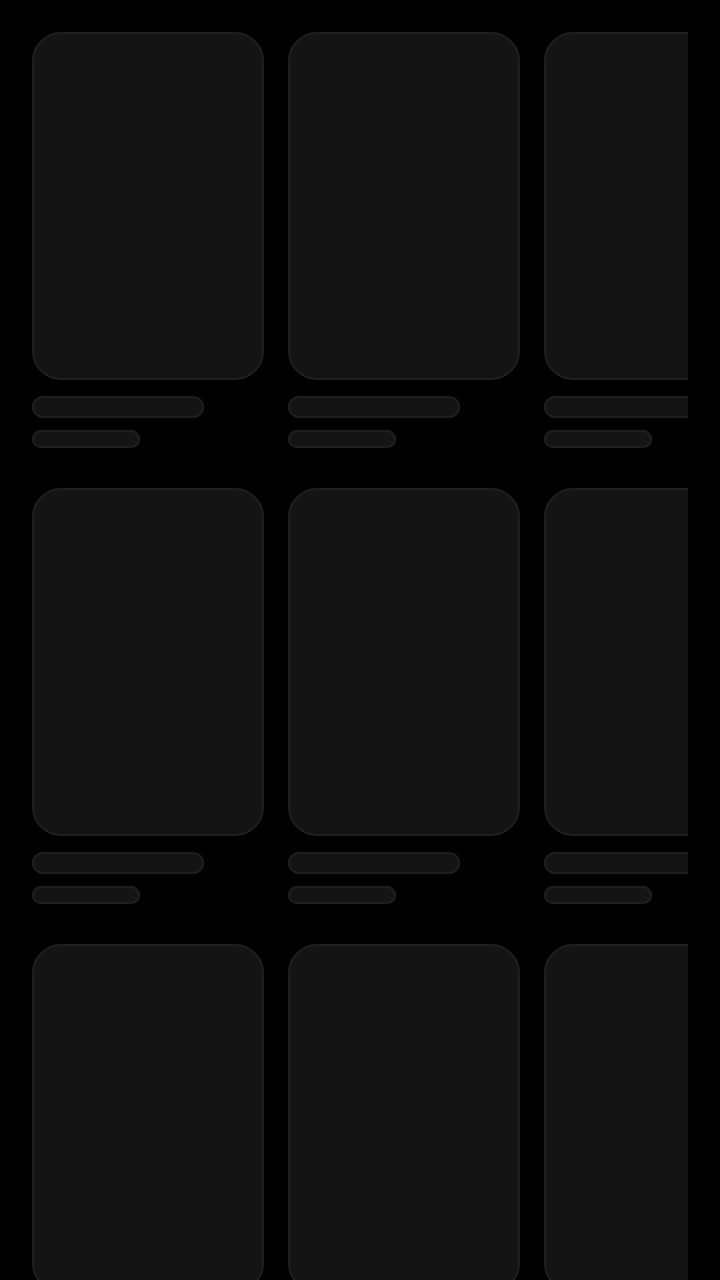
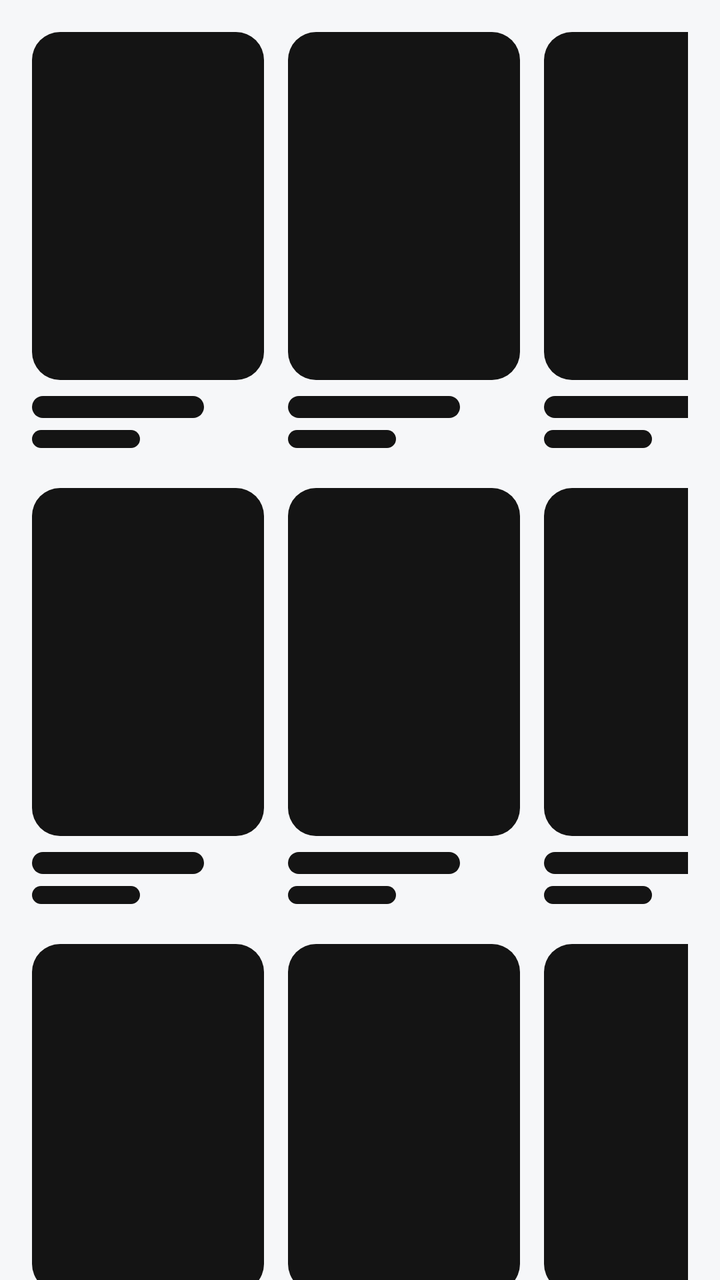

Two renders of the same Android screen: before a commit and after it. Below are the layout's source before the change and the commit's diff.
<!-- AndroidManifest.xml: application theme Theme.Filigram -->
<!-- res/layout/view_skeleton_grid.xml -->
<?xml version="1.0" encoding="utf-8"?>
<LinearLayout xmlns:android="http://schemas.android.com/apk/res/android"
    android:layout_width="match_parent"
    android:layout_height="match_parent"
    android:background="@color/black"
    android:gravity="center_horizontal"
    android:orientation="vertical"
    android:paddingStart="16dp"
    android:paddingTop="16dp"
    android:paddingEnd="16dp">

    <LinearLayout
        android:layout_width="wrap_content"
        android:layout_height="wrap_content"
        android:orientation="horizontal">

        <include layout="@layout/view_skeleton_card" />

        <include layout="@layout/view_skeleton_card" />

        <include layout="@layout/view_skeleton_card" />
    </LinearLayout>

    <LinearLayout
        android:layout_width="wrap_content"
        android:layout_height="wrap_content"
        android:layout_marginTop="20dp"
        android:orientation="horizontal">

        <include layout="@layout/view_skeleton_card" />

        <include layout="@layout/view_skeleton_card" />

        <include layout="@layout/view_skeleton_card" />
    </LinearLayout>

    <LinearLayout
        android:layout_width="wrap_content"
        android:layout_height="wrap_content"
        android:layout_marginTop="20dp"
        android:orientation="horizontal">

        <include layout="@layout/view_skeleton_card" />

        <include layout="@layout/view_skeleton_card" />

        <include layout="@layout/view_skeleton_card" />
    </LinearLayout>
</LinearLayout>
<!-- res/layout/view_skeleton_card.xml (included above) -->
<?xml version="1.0" encoding="utf-8"?>
<LinearLayout xmlns:android="http://schemas.android.com/apk/res/android"
    android:layout_width="116dp"
    android:layout_height="wrap_content"
    android:layout_marginEnd="12dp"
    android:orientation="vertical">

    <View
        android:layout_width="match_parent"
        android:layout_height="174dp"
        android:background="@drawable/bg_skeleton" />

    <View
        android:layout_width="86dp"
        android:layout_height="11dp"
        android:layout_marginTop="8dp"
        android:background="@drawable/bg_skeleton" />

    <View
        android:layout_width="54dp"
        android:layout_height="9dp"
        android:layout_marginTop="6dp"
        android:background="@drawable/bg_skeleton" />
</LinearLayout>
<!-- resources referenced by this layout -->
<resources>
  <color name="black">#000000</color>
  <!-- drawable bg_skeleton (drawable) -->
  <?xml version="1.0" encoding="utf-8"?>
  <shape xmlns:android="http://schemas.android.com/apk/res/android"
      android:shape="rectangle">
      <solid android:color="#141414" />
      <corners android:radius="14dp" />
      <stroke
          android:width="1dp"
          android:color="#1F1F1F" />
  </shape>
  <style name="Theme.Filigram" parent="Theme.Material3.DayNight.NoActionBar">
          <item name="colorPrimary">@color/gold</item>
          <item name="colorOnPrimary">@color/black</item>
          <item name="colorSurface">@color/black</item>
          <item name="colorOnSurface">#FFFFFF</item>
          <item name="colorSurfaceVariant">#1C1E22</item>
          <item name="colorOnSurfaceVariant">#B0B3B8</item>
          <item name="colorOutline">#2E3238</item>
          <item name="colorOutlineVariant">#1E2226</item>
          <item name="android:statusBarColor">@color/black</item>
          <item name="android:navigationBarColor">@color/black</item>
          <item name="android:windowBackground">@color/black</item>
          <item name="android:windowLightStatusBar">false</item>
          <item name="fontFamily">@font/yekan_bakh_regular</item>
          <item name="android:fontFamily">@font/yekan_bakh_regular</item>
  
          <item name="android:windowAnimationStyle">@style/Anim.Filigram.Window</item>
          <item name="bottomSheetDialogTheme">@style/Theme.Filigram.BottomSheetDialog</item>
      </style>
  <color name="gold">#FFFFFF</color>
  <style name="Anim.Filigram.Window" parent="@android:style/Animation.Activity">
          <item name="android:activityOpenEnterAnimation">@anim/fullscreen_enter</item>
          <item name="android:activityOpenExitAnimation">@anim/dialog_slide_down</item>
          <item name="android:activityCloseEnterAnimation">@anim/dialog_slide_up</item>
          <item name="android:activityCloseExitAnimation">@anim/fullscreen_exit</item>
          <item name="android:windowEnterAnimation">@anim/fullscreen_enter</item>
          <item name="android:windowExitAnimation">@anim/fullscreen_exit</item>
      </style>
  <style name="Theme.Filigram.BottomSheetDialog" parent="Theme.Design.BottomSheetDialog">
          <item name="bottomSheetStyle">@style/Widget.Filigram.BottomSheet.Modal</item>
          <item name="android:windowBackground">@android:color/transparent</item>
          <item name="android:colorBackground">@android:color/transparent</item>
          <item name="android:windowIsFloating">false</item>
          <item name="android:windowAnimationStyle">@style/Anim.Filigram.BottomSheet</item>
      </style>
  <style name="Widget.Filigram.BottomSheet.Modal" parent="Widget.Design.BottomSheet.Modal">
          <item name="android:background">@android:color/transparent</item>
          <item name="backgroundTint">@android:color/transparent</item>
          <item name="android:elevation">0dp</item>
          <item name="elevation">0dp</item>
      </style>
  <style name="Anim.Filigram.BottomSheet" parent="@android:style/Animation">
          <item name="android:windowEnterAnimation">@anim/dialog_slide_up</item>
          <item name="android:windowExitAnimation">@anim/dialog_slide_down</item>
      </style>
</resources>

<!-- the commit's change to res/layout/view_skeleton_grid.xml (unified diff, before → after) -->
@@ -2,7 +2,7 @@
 <LinearLayout xmlns:android="http://schemas.android.com/apk/res/android"
     android:layout_width="match_parent"
     android:layout_height="match_parent"
-    android:background="@color/black"
+    android:background="@color/app_background"
     android:gravity="center_horizontal"
     android:orientation="vertical"
     android:paddingStart="16dp"
<!-- resource entries referenced after the edit -->
@@ -1,36 +1,39 @@
 <!-- resources referenced by this layout -->
 <resources>
+  <color name="app_background">#F6F7F9</color>
   <color name="black">#000000</color>
+  <color name="surface">#FFFFFF</color>
+  <color name="text">#17181B</color>
+  <color name="surface_elevated">#F0F1F4</color>
+  <color name="muted">#555C68</color>
+  <color name="card_border">#DEE1E7</color>
   <!-- drawable bg_skeleton (drawable) -->
   <?xml version="1.0" encoding="utf-8"?>
   <shape xmlns:android="http://schemas.android.com/apk/res/android"
       android:shape="rectangle">
       <solid android:color="#141414" />
       <corners android:radius="14dp" />
-      <stroke
-          android:width="1dp"
-          android:color="#1F1F1F" />
   </shape>
   <style name="Theme.Filigram" parent="Theme.Material3.DayNight.NoActionBar">
           <item name="colorPrimary">@color/gold</item>
           <item name="colorOnPrimary">@color/black</item>
-          <item name="colorSurface">@color/black</item>
-          <item name="colorOnSurface">#FFFFFF</item>
-          <item name="colorSurfaceVariant">#1C1E22</item>
-          <item name="colorOnSurfaceVariant">#B0B3B8</item>
-          <item name="colorOutline">#2E3238</item>
-          <item name="colorOutlineVariant">#1E2226</item>
-          <item name="android:statusBarColor">@color/black</item>
-          <item name="android:navigationBarColor">@color/black</item>
-          <item name="android:windowBackground">@color/black</item>
-          <item name="android:windowLightStatusBar">false</item>
+          <item name="colorSurface">@color/surface</item>
+          <item name="colorOnSurface">@color/text</item>
+          <item name="colorSurfaceVariant">@color/surface_elevated</item>
+          <item name="colorOnSurfaceVariant">@color/muted</item>
+          <item name="colorOutline">@color/card_border</item>
+          <item name="colorOutlineVariant">@color/card_border</item>
+          <item name="android:statusBarColor">@color/app_background</item>
+          <item name="android:navigationBarColor">@color/app_background</item>
+          <item name="android:windowBackground">@color/app_background</item>
+          <item name="android:windowFullscreen">true</item>
           <item name="fontFamily">@font/yekan_bakh_regular</item>
           <item name="android:fontFamily">@font/yekan_bakh_regular</item>
   
           <item name="android:windowAnimationStyle">@style/Anim.Filigram.Window</item>
           <item name="bottomSheetDialogTheme">@style/Theme.Filigram.BottomSheetDialog</item>
       </style>
-  <color name="gold">#FFFFFF</color>
+  <color name="gold">#E50914</color>
   <style name="Anim.Filigram.Window" parent="@android:style/Animation.Activity">
           <item name="android:activityOpenEnterAnimation">@anim/fullscreen_enter</item>
           <item name="android:activityOpenExitAnimation">@anim/dialog_slide_down</item>
